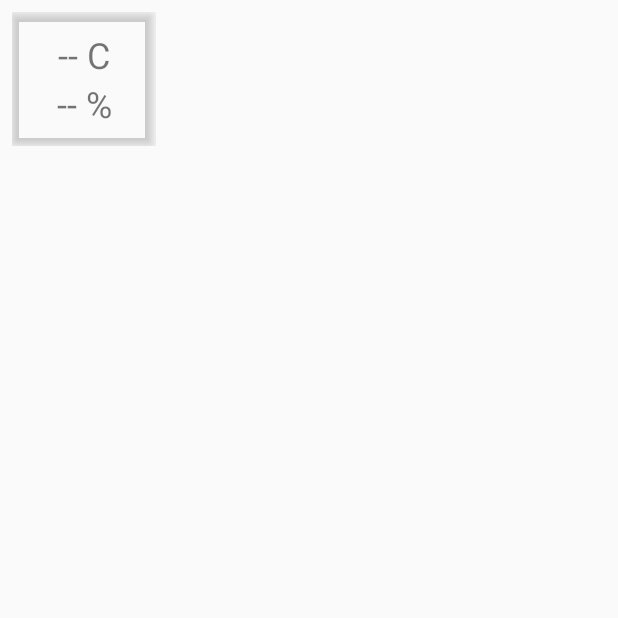
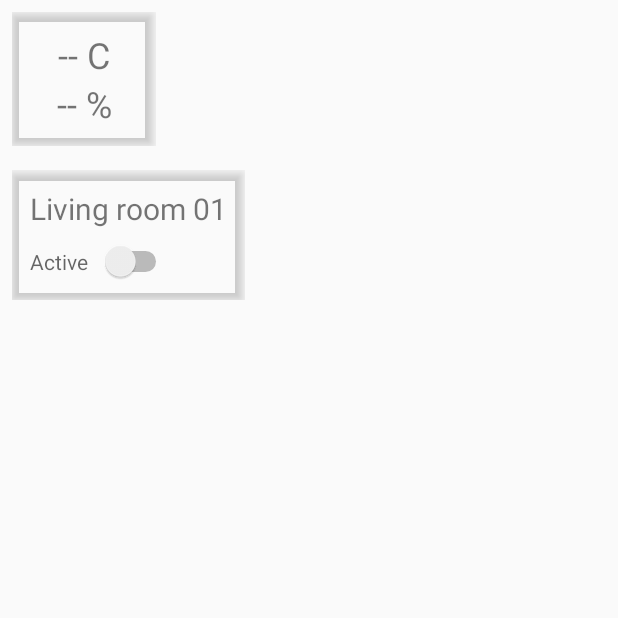
Before and after one commit to simmlemming/home2, an Android app: the screen it shows after launch (MainActivity), on a phone screen of 412 x 824 dp, the top half of it. Run offline under Robolectric (Android 15) with nearby library versions, the phone set to English and light mode, and no system bars; 5 statements that could not run were skipped.

Commit message:
Initial code to deal with motion sensors.

```diff
--- a/app/src/main/AndroidManifest.xml
+++ b/app/src/main/AndroidManifest.xml
@@ -24,6 +24,7 @@
         </activity>
 
         <service android:name="org.eclipse.paho.android.service.MqttService"/>
+        <service android:name=".HomeService"/>
     </application>
 
 </manifest>
--- a/app/src/main/java/org/home2/HomeApplication.kt
+++ b/app/src/main/java/org/home2/HomeApplication.kt
@@ -9,5 +9,6 @@ import org.home2.mqtt.Mqtt
 
 const val TAG = "Home"
 class HomeApplication : Application() {
-    internal val mqttRoomInfoRepository = RoomInfoRepository(Mqtt(this))
+    internal val mqtt = Mqtt(this)
+    internal val mqttRoomInfoRepository = RoomInfoRepository(mqtt)
 }
--- a/app/src/main/java/org/home2/MainActivity.kt
+++ b/app/src/main/java/org/home2/MainActivity.kt
@@ -2,19 +2,39 @@ package org.home2
 
 import android.arch.lifecycle.Observer
 import android.arch.lifecycle.ViewModelProviders
+import android.content.ComponentName
+import android.content.Context
+import android.content.Intent
+import android.content.ServiceConnection
 import android.os.Bundle
+import android.os.IBinder
 import android.support.v4.app.FragmentActivity
 import android.widget.TextView
 
 class MainActivity : FragmentActivity() {
-    lateinit var room1MeterView : RoomMeterView
-    lateinit var connectionStatusView : TextView
+    private lateinit var room1MeterView : RoomMeterView
+    private lateinit var motionSensorView : MotionSensorView
+    private lateinit var connectionStatusView : TextView
+
+    private var service : HomeService? = null
+
+    private val serviceConnection = object : ServiceConnection {
+        override fun onServiceDisconnected(name: ComponentName?) {
+            service = null
+        }
+
+        override fun onServiceConnected(name: ComponentName?, binder: IBinder?) {
+            service = (binder as HomeService.HomeBinder).service
+            service!!.motionSensorInfo.observe(this@MainActivity, Observer<MotionSensorInfo> { })
+        }
+    }
 
     override fun onCreate(savedInstanceState: Bundle?) {
         super.onCreate(savedInstanceState)
 
         setContentView(R.layout.activity_main)
         room1MeterView = findViewById(R.id.room_1)
+        motionSensorView = findViewById(R.id.motion_sensor)
         connectionStatusView = findViewById(R.id.connection_status)
 
         val viewModel = ViewModelProviders
@@ -25,6 +45,14 @@ class MainActivity : FragmentActivity() {
         viewModel.getConnectionStatus().observe(this, Observer<ConnectionState> {
             connectionStatusView.text = it.toString()
         })
+
+        val homeService = Intent(this, HomeService::class.java)
+        bindService(homeService, serviceConnection, Context.BIND_AUTO_CREATE)
+    }
+
+    override fun onDestroy() {
+        unbindService(serviceConnection)
+        super.onDestroy()
     }
 
     private fun updateUi(roomInfo: RoomInfo?) {
--- /dev/null
+++ b/app/src/main/java/org/home2/MotionSensorView.kt
@@ -0,0 +1,32 @@
+package org.home2
+
+import android.content.Context
+import android.util.AttributeSet
+import android.view.View
+import android.widget.FrameLayout
+import android.widget.Switch
+import android.widget.TextView
+
+/**
+ * Created by mtkachenko on 21/10/17.
+ */
+class MotionSensorView : FrameLayout {
+    private lateinit var nameView : TextView
+    private lateinit var switcherView : Switch
+
+    @JvmOverloads
+    constructor(context: Context, attributeSet: AttributeSet? = null, defStyleAttrs : Int = 0, styleRes: Int = 0) : super(context, attributeSet, defStyleAttrs, styleRes)
+
+
+    override fun onFinishInflate() {
+        super.onFinishInflate()
+        View.inflate(context, R.layout.motion_sensor_view, this);
+
+        nameView = findViewById(R.id.name)
+        switcherView = findViewById(R.id.switcher)
+    }
+
+    fun setName(name : String) {
+        nameView.text = name
+    }
+}
--- a/app/src/main/res/layout/activity_main.xml
+++ b/app/src/main/res/layout/activity_main.xml
@@ -1,5 +1,5 @@
 <?xml version="1.0" encoding="utf-8"?>
-<FrameLayout xmlns:android="http://schemas.android.com/apk/res/android"
+<RelativeLayout xmlns:android="http://schemas.android.com/apk/res/android"
     xmlns:app="http://schemas.android.com/apk/res-auto"
     xmlns:tools="http://schemas.android.com/tools"
     android:layout_width="match_parent"
@@ -12,10 +12,18 @@
         android:layout_width="wrap_content"
         android:layout_height="wrap_content" />
 
+    <org.home2.MotionSensorView
+        android:id="@+id/motion_sensor"
+        android:layout_width="wrap_content"
+        android:layout_height="wrap_content"
+        android:layout_below="@id/room_1"
+        android:layout_marginTop="16dp" />
+
     <TextView
         android:id="@+id/connection_status"
         android:layout_width="wrap_content"
         android:layout_height="wrap_content"
-        android:layout_gravity="bottom|right"
+        android:layout_alignParentBottom="true"
+        android:layout_alignParentRight="true"
         tools:text="Connected" />
-</FrameLayout>
+</RelativeLayout>
--- /dev/null
+++ b/app/src/main/res/layout/motion_sensor_view.xml
@@ -0,0 +1,26 @@
+<?xml version="1.0" encoding="utf-8"?>
+<LinearLayout xmlns:android="http://schemas.android.com/apk/res/android"
+    android:layout_width="wrap_content"
+    android:layout_height="wrap_content"
+    android:elevation="4dp"
+    android:orientation="vertical"
+    android:outlineProvider="bounds"
+    android:padding="12dp">
+
+    <TextView
+        android:id="@+id/name"
+        android:layout_width="wrap_content"
+        android:layout_height="wrap_content"
+        android:text="Living room 01"
+        android:textSize="20dp" />
+
+    <Switch
+        android:id="@+id/switcher"
+        android:layout_width="wrap_content"
+        android:layout_height="wrap_content"
+        android:layout_marginTop="8dp"
+        android:switchPadding="8dp"
+        android:text="Active"
+        android:textColor="?android:attr/textColorSecondary" />
+
+</LinearLayout>
```
Also changed, not shown: app/src/main/java/org/home2/BaseMqttLiveData.kt (added, +29 -0 lines), app/src/main/java/org/home2/HomeService.kt (added, +41 -0 lines), app/src/main/java/org/home2/MotionSensorInfo.kt (added, +7 -0 lines), app/src/main/java/org/home2/RoomInfoRepository.kt (+13 -13 lines).
